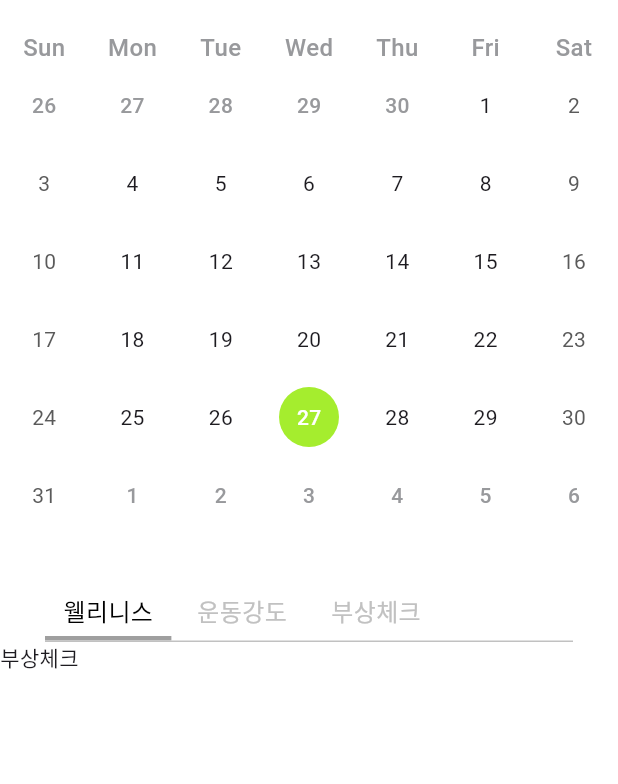
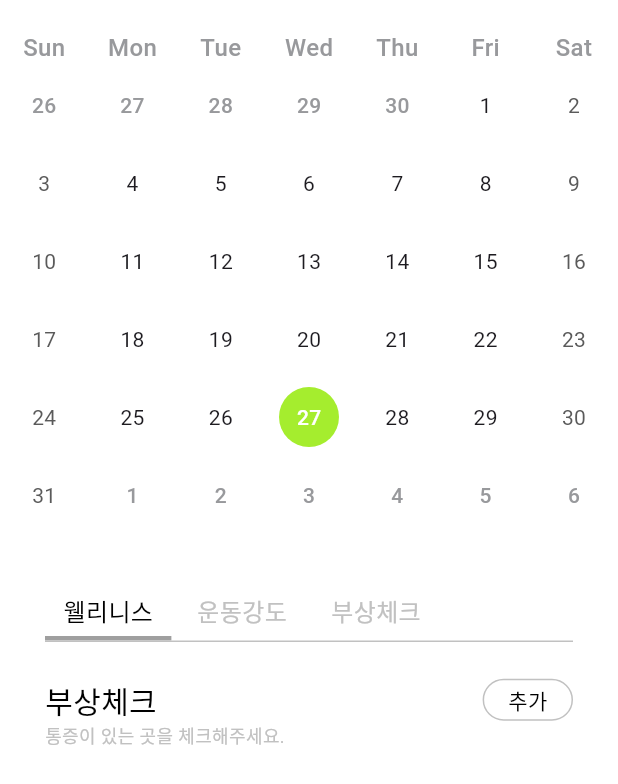
Before and after one commit to Younggun-Kim/PhysicalNote, a Flutter app: the DataPage widget shown alone on an empty page, opened directly, swiped to page 3, on a phone screen of 412 x 824 dp. Shown: the top 784 px of the screen. Run offline on Flutter 3.47's test engine with Material 3 defaults, Android fonts, the phone set to English and light mode, and no system bars; drawn by our look-alikes of table_calendar; our stand-ins replace calendar_date_picker2, easy_rich_text, fl_chart, flutter_keyboard_visibility, flutter_svg, fluttertoast and 7 more; missing offline and left inert: expansion_widget, lazy_load_indexed_stack; accounts and stored records are empty; network calls fail; statements that could not run were skipped.

Commit message:
부상 체크 뷰 작업 중.

```diff
--- a/lib/app/resources/strings/en_us.dart
+++ b/lib/app/resources/strings/en_us.dart
@@ -105,11 +105,12 @@ final enUs = {
   StringRes.lastFourWeek: "지난4주",
   StringRes.lastEightWeek: "지난8주",
   StringRes.unitPercent: "(단위: %)",
-  StringRes.informationRegistrationGuide : "추가정보를 등록해야만\n앱을 사용할 수 있습니다.",
+  StringRes.informationRegistrationGuide: "추가정보를 등록해야만\n앱을 사용할 수 있습니다.",
   StringRes.doInformationRegistration: "정보등록 하기",
   StringRes.wellness: "웰리니스",
   StringRes.wellnessKorEng: "웰리니스 (Wellness)",
-  StringRes.wellnessDescription: "팀 내 피지컬 코치 및 운동코치 또는 선수 개인이 웰리니스 관련 데이터를 수집하고 분석함으로써 운동 컨디션 및 삶의 질을 관리하고, 부상을 보다 효과적으로 예방하는데 도움이 됩니다. 뿐만아니라, 경기력 향상 및 유지하는데 또한 도움이 됩니다.",
+  StringRes.wellnessDescription:
+      "팀 내 피지컬 코치 및 운동코치 또는 선수 개인이 웰리니스 관련 데이터를 수집하고 분석함으로써 운동 컨디션 및 삶의 질을 관리하고, 부상을 보다 효과적으로 예방하는데 도움이 됩니다. 뿐만아니라, 경기력 향상 및 유지하는데 또한 도움이 됩니다.",
   StringRes.injuryCheck: "부상체크",
   StringRes.close: "닫기",
   StringRes.open: "열기",
@@ -127,17 +128,19 @@ final enUs = {
   StringRes.hourParams: "@hour시간",
   StringRes.minParams: "@min분",
   StringRes.performedWorkout: "어떤 운동을 했나요?",
-
   StringRes.intensityLevelVeryEasy: "매우 쉬움",
   StringRes.intensityLevelVeryEasyDescription: "힘들진 않지만 쉴때보다는 힘듦",
   StringRes.intensityLevelEasy: "쉬움",
   StringRes.intensityLevelEasyDescription: "몇시간은 운동 더 할 수 있음 숨쉬기 쉽고 대화가 가능",
   StringRes.intensityLevelNormal: "중간",
-  StringRes.intensityLevelNormalDescription: "숨이 거칠고, 짧은 대화가 가능함. 편안 하지만 더하면 힘들 것 같음",
+  StringRes.intensityLevelNormalDescription:
+      "숨이 거칠고, 짧은 대화가 가능함. 편안 하지만 더하면 힘들 것 같음",
   StringRes.intensityLevelHard: "힘듦",
   StringRes.intensityLevelHardDescription: "불편은 하지만 문장으로 말할 수 있음음",
   StringRes.intensityLevelVeryHard: "매우 힘듦",
   StringRes.intensityLevelVeryHardDescription: "운동강도를 유지하기 어려움",
   StringRes.intensityLevelOver: "100%이상",
   StringRes.intensityLevelOverDescription: "숨을 쉴 수 없음 대화불가능",
+  StringRes.add: "추가",
+  StringRes.painCheckLocation: "통증이 있는 곳을 체크해주세요."
 };
--- a/lib/app/resources/strings/ko_kr.dart
+++ b/lib/app/resources/strings/ko_kr.dart
@@ -110,11 +110,12 @@ final koKr = {
   StringRes.lastFourWeek: "지난4주",
   StringRes.lastEightWeek: "지난8주",
   StringRes.unitPercent: "(단위: %)",
-  StringRes.informationRegistrationGuide : "추가정보를 등록해야만\n앱을 사용할 수 있습니다.",
+  StringRes.informationRegistrationGuide: "추가정보를 등록해야만\n앱을 사용할 수 있습니다.",
   StringRes.doInformationRegistration: "정보등록 하기",
   StringRes.wellness: "웰리니스",
   StringRes.wellnessKorEng: "웰리니스 (Wellness)",
-  StringRes.wellnessDescription: "팀 내 피지컬 코치 및 운동코치 또는 선수 개인이 웰리니스 관련 데이터를 수집하고 분석함으로써 운동 컨디션 및 삶의 질을 관리하고, 부상을 보다 효과적으로 예방하는데 도움이 됩니다. 뿐만아니라, 경기력 향상 및 유지하는데 또한 도움이 됩니다.",
+  StringRes.wellnessDescription:
+      "팀 내 피지컬 코치 및 운동코치 또는 선수 개인이 웰리니스 관련 데이터를 수집하고 분석함으로써 운동 컨디션 및 삶의 질을 관리하고, 부상을 보다 효과적으로 예방하는데 도움이 됩니다. 뿐만아니라, 경기력 향상 및 유지하는데 또한 도움이 됩니다.",
   StringRes.injuryCheck: "부상체크",
   StringRes.close: "닫기",
   StringRes.open: "열기",
@@ -139,7 +140,8 @@ final koKr = {
   StringRes.intensityLevelEasy: "쉬움",
   StringRes.intensityLevelEasyDescription: "몇시간은 운동 더 할 수 있음 숨쉬기 쉽고 대화가 가능",
   StringRes.intensityLevelNormal: "중간",
-  StringRes.intensityLevelNormalDescription: "숨이 거칠고, 짧은 대화가 가능함. 편안 하지만 더하면 힘들 것 같음",
+  StringRes.intensityLevelNormalDescription:
+      "숨이 거칠고, 짧은 대화가 가능함. 편안 하지만 더하면 힘들 것 같음",
   StringRes.intensityLevelHard: "힘듦",
   StringRes.intensityLevelHardDescription: "불편은 하지만 문장으로 말할 수 있음음",
   StringRes.intensityLevelVeryHard: "매우 힘듦",
@@ -148,4 +150,6 @@ final koKr = {
   StringRes.intensityLevelOverDescription: "숨을 쉴 수 없음 대화불가능",
   StringRes.description: "설명",
   StringRes.intensity: "강도",
+  StringRes.add: "추가",
+  StringRes.painCheckLocation: "통증이 있는 곳을 체크해주세요.",
 };
--- a/lib/app/resources/strings/string_res.dart
+++ b/lib/app/resources/strings/string_res.dart
@@ -141,6 +141,8 @@ class StringRes {
   static final physicalTraining = _generateId();
   static final description = _generateId();
   static final intensity = _generateId();
+  static final add = _generateId();
+  static final painCheckLocation = _generateId();
 
   /// DateTime 영역
   static final hourParams = _generateId();
--- a/lib/app/ui/page/data/data_controller.dart
+++ b/lib/app/ui/page/data/data_controller.dart
@@ -422,4 +422,9 @@ class DataController extends BaseController {
     await Future.delayed(const Duration(seconds: 1));
     setLoading(false);
   }
+
+  /**
+   * 부상체크
+   */
+  void onPressedAdd() {}
 }
--- a/lib/app/ui/page/data/data_page.dart
+++ b/lib/app/ui/page/data/data_page.dart
@@ -78,7 +78,8 @@ class DataPage extends GetView<DataController> {
                       minuteController: controller.intensityMinuteController,
                       workoutType: controller.intensityWorkoutType.value,
                       sportsUiState: controller.intensitySportsUiState.value,
-                      physicalUiState: controller.intensityPhysicalUiState.value,
+                      physicalUiState:
+                          controller.intensityPhysicalUiState.value,
                       onSelectedHourChanged: controller.onSelectedHourChanged,
                       onSelectedMinChanged: controller.onSelectedMinChanged,
                       onPressedWorkout: controller.onPressedWorkout,
@@ -87,7 +88,11 @@ class DataPage extends GetView<DataController> {
                     ),
                   ),
                 ),
-                SizedBox.expand(child: InjuryPage()),
+                SizedBox.expand(
+                  child: InjuryPage(
+                    onPressedAdd: controller.onPressedAdd,
+                  ),
+                ),
               ],
             ),
           ),
--- a/lib/app/ui/page/data/injury/injury_page.dart
+++ b/lib/app/ui/page/data/injury/injury_page.dart
@@ -1,10 +1,51 @@
 import 'package:flutter/cupertino.dart';
+import 'package:get/get.dart';
+import 'package:physical_note/app/resources/resources.dart';
+import 'package:physical_note/app/ui/widgets/widgets.dart';
 
 class InjuryPage extends StatelessWidget {
-  const InjuryPage({super.key});
+  /// 추가 버튼 클릭.
+  final VoidCallback onPressedAdd;
+
+  const InjuryPage({
+    super.key,
+    required this.onPressedAdd,
+  });
 
   @override
-  Widget build(BuildContext context) => Container(
-    child: Text("부상체크"),
-  );
+  Widget build(BuildContext context) => FlexibleScrollView(
+        padding: const EdgeInsets.fromLTRB(30, 24, 30, 24),
+        child: Column(
+          crossAxisAlignment: CrossAxisAlignment.start,
+          children: [
+            Row(
+              children: [
+                Text(
+                  StringRes.injuryCheck.tr,
+                  style: const TextStyle(
+                    fontWeight: FontWeight.w500,
+                    fontSize: 20,
+                    color: ColorRes.fontBlack,
+                  ),
+                ),
+                const Spacer(),
+                OutlineRoundButton(
+                  hint: "",
+                  text: StringRes.add.tr,
+                  height: 28,
+                  padding: const EdgeInsets.symmetric(horizontal: 16),
+                  onPressed: onPressedAdd,
+                ),
+              ],
+            ),
+            Text(
+              StringRes.painCheckLocation.tr,
+              style: const TextStyle(
+                fontSize: 12,
+                color: ColorRes.fontDisable,
+              ),
+            ),
+          ],
+        ),
+      );
 }
```
Also changed, not shown: 1 other file.
